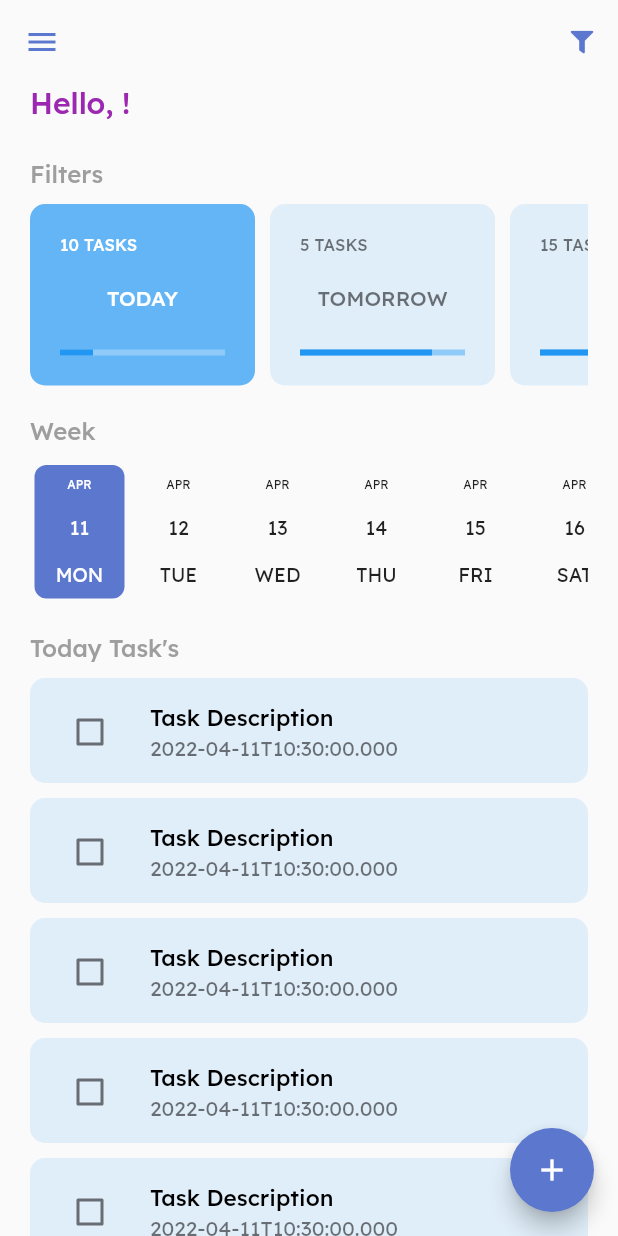
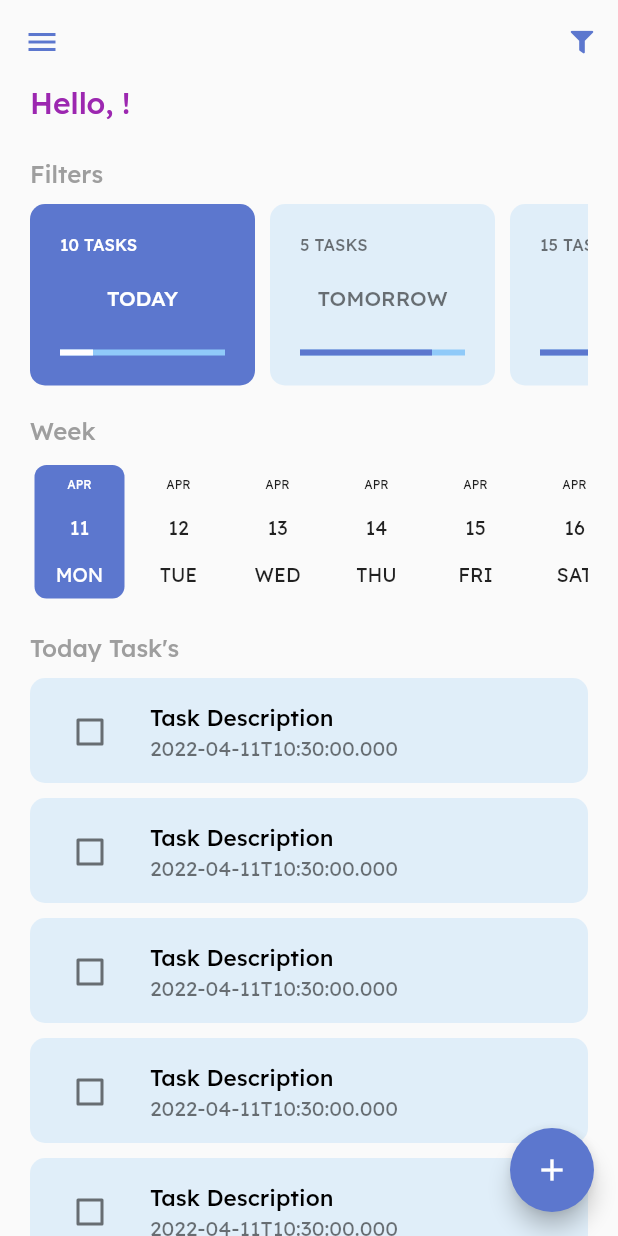
Before and after one commit to MarioMoraes/todo_list, a Flutter app: the screen it shows once a user with an empty profile is signed in, on a phone screen of 412 x 824 dp. Run offline on Flutter 3.47's test engine with Material 2 defaults, Android fonts, the phone set to English and light mode, and no system bars; drawn by our look-alikes of date_picker_timeline; our stand-ins replace firebase_auth, firebase_core, flutter_signin_button, google_sign_in, sqflite, sqflite_common and 1 more; missing offline and left inert: flutter_overlay_loader, validatorless; accounts and stored records are empty.

Commit message:
Change Color

```diff
--- a/lib/app/modules/home/widgets/todo_card.dart
+++ b/lib/app/modules/home/widgets/todo_card.dart
@@ -40,7 +40,7 @@ class TodoCard extends StatelessWidget {
       padding: const EdgeInsets.all(20),
       decoration: BoxDecoration(
         borderRadius: BorderRadius.circular(10),
-        color: selected ? Colors.blue.shade300 : Colors.blue.withAlpha(30),
+        color: selected ? context.primaryColor : Colors.blue.withAlpha(30),
       ),
       child: Column(
         crossAxisAlignment: CrossAxisAlignment.start,
@@ -73,7 +73,10 @@ class TodoCard extends StatelessWidget {
           ),
           TweenAnimationBuilder<double>(
             builder: (context, value, child) {
-              return LinearProgressIndicator(value: value);
+              return LinearProgressIndicator(
+                value: value,
+                color: selected ? Colors.white : context.primaryColor,
+              );
             },
             duration: const Duration(seconds: 1),
             tween: Tween(
```
